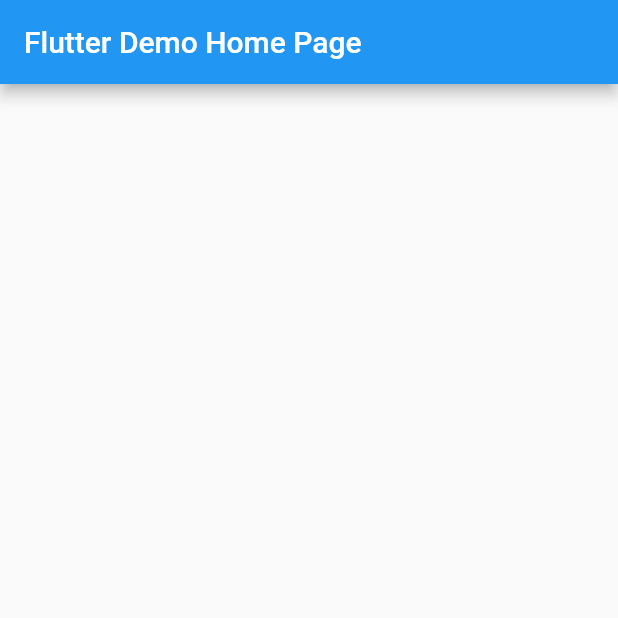
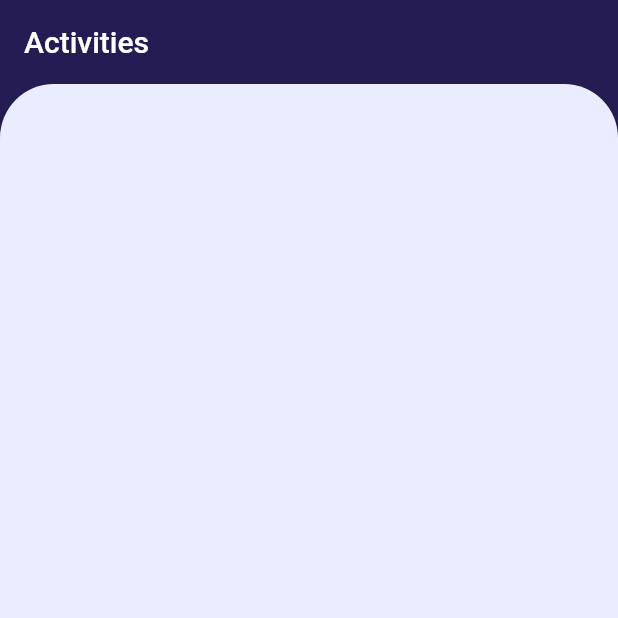
Before and after one commit to hugotiem/CaptainCyber, a Flutter app: the screen it shows after launch, on a phone screen of 412 x 824 dp, the top half of it. Run offline on Flutter 3.47's test engine with Material 2 defaults, Android fonts, the light colour scheme and no system bars.

Commit message:
starting home page

```diff
--- /dev/null
+++ b/lib/home/home_page.dart
@@ -0,0 +1,38 @@
+import 'package:captain_cyber/constants/cyber_colors.dart';
+import 'package:flutter/material.dart';
+
+class HomePage extends StatefulWidget {
+  final String title;
+
+  const HomePage({Key? key, required this.title}) : super(key: key);
+  @override
+  _HomePageState createState() => _HomePageState();
+}
+
+class _HomePageState extends State<HomePage> {
+  @override
+  Widget build(BuildContext context) {
+    return Scaffold(
+      backgroundColor: CyberColors.darkBlue,
+      appBar: AppBar(
+        title: Text(widget.title),
+        backgroundColor: Colors.transparent,
+        elevation: 0,
+      ),
+      body: Container(
+        decoration: const BoxDecoration(
+          borderRadius: BorderRadius.only(
+            topLeft: Radius.circular(36),
+            topRight: Radius.circular(36),
+          ),
+          color: CyberColors.whiteGrey,
+        ),
+        child: Column(
+          children: <Widget>[
+            Container(),
+          ],
+        ),
+      ),
+    );
+  }
+}
--- a/lib/main.dart
+++ b/lib/main.dart
@@ -1,4 +1,6 @@
+import 'package:captain_cyber/constants/cyber_colors.dart';
 import 'package:flutter/material.dart';
+import 'package:captain_cyber/home/home_page.dart';
 
 void main() {
   runApp(const MyApp());
@@ -12,30 +14,12 @@
   Widget build(BuildContext context) {
     return MaterialApp(
       title: 'Flutter Demo',
+      debugShowCheckedModeBanner: false,
       theme: ThemeData(
-        primarySwatch: Colors.blue,
+        // fontFamily: ,
+        primaryColor: CyberColors.darkBlue,
       ),
-      home: const MyHomePage(title: 'Flutter Demo Home Page'),
+      home: const HomePage(title: 'Activities'),
     );
   }
 }
-
-class MyHomePage extends StatefulWidget {
-  const MyHomePage({Key? key, required this.title}) : super(key: key);
-
-  final String title;
-
-  @override
-  State<MyHomePage> createState() => _MyHomePageState();
-}
-
-class _MyHomePageState extends State<MyHomePage> {
-  @override
-  Widget build(BuildContext context) {
-    return Scaffold(
-      appBar: AppBar(
-        title: Text(widget.title),
-      ),
-    );
-  }
-}
```
